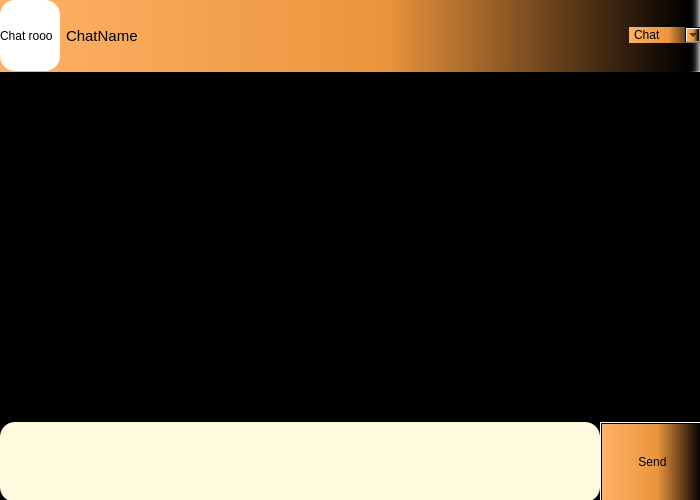
verina101/Chat-Application, file Chat-Application/ChatRoom.ui: the form before one commit.
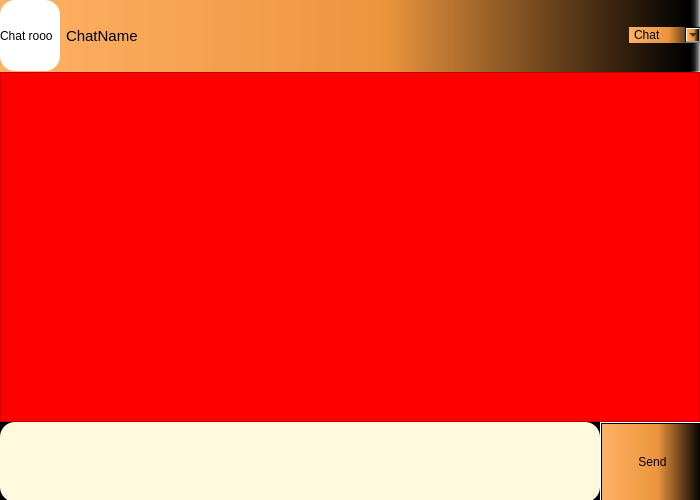
The form after the commit.

```diff
--- a/Chat-Application/ChatRoom.ui
+++ b/Chat-Application/ChatRoom.ui
@@ -174,7 +174,7 @@
       </rect>
      </property>
      <property name="styleSheet">
-      <string notr="true">background:transparent;</string>
+      <string notr="true">background:red;;</string>
      </property>
      <property name="autoScrollMargin">
       <number>10</number>
```
